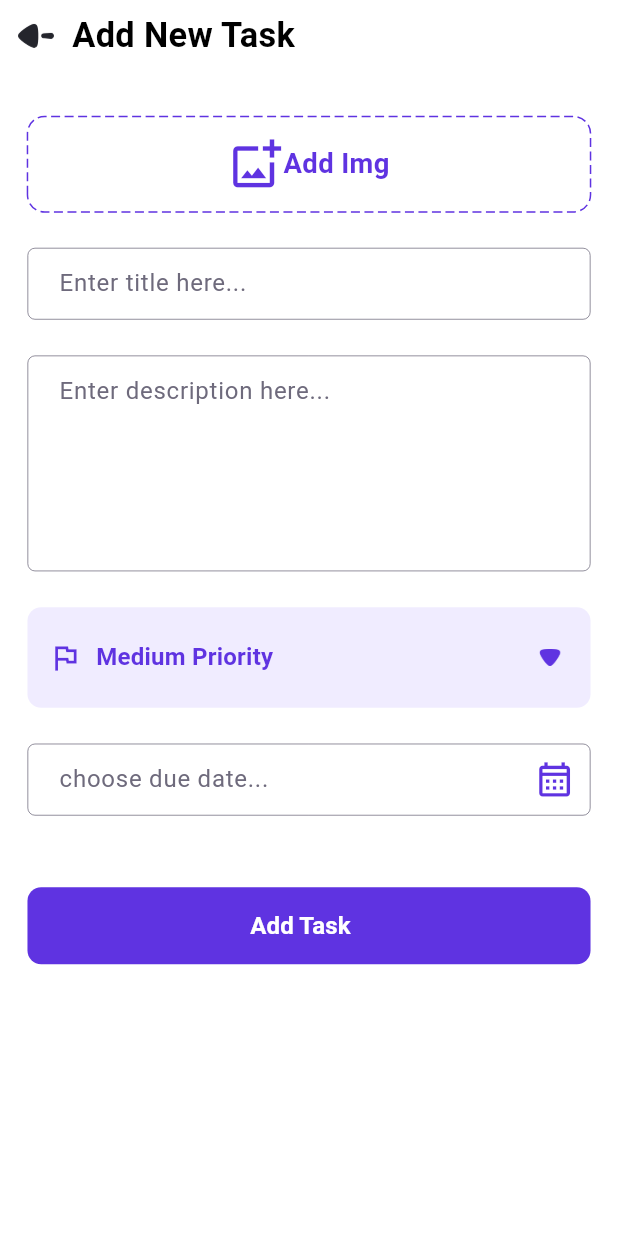
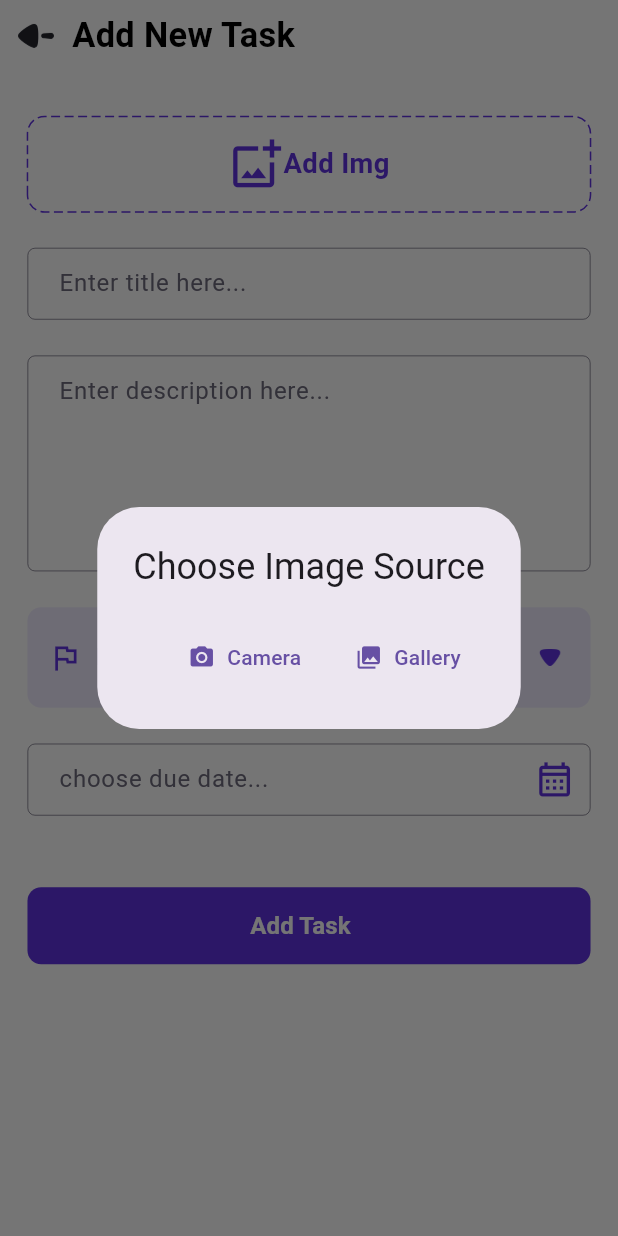
Before and after one commit to ahmedyosry433/Tasky-Flutter, a Flutter app: the TaskCreationScreen screen opened by its route, after a tap on "Add Img", on a phone screen of 412 x 824 dp. Run offline on Flutter 3.47's test engine with Material 3 defaults, Android fonts, the phone set to English and light mode, and no system bars; drawn by our look-alikes of dotted_border; our stand-ins replace dio, flutter_screenutil, image_picker, intl_phone_field, pretty_dio_logger, shared_preferences; accounts and stored records are empty.

Commit message:
image picker and date time formatting

```diff
--- a/analysis_options.yaml
+++ b/analysis_options.yaml
@@ -7,6 +7,9 @@
 
 # The following line activates a set of recommended lints for Flutter apps,
 # packages, and plugins designed to encourage good coding practices.
+analyzer:
+  errors:
+    unused_element: ignore
 include: package:flutter_lints/flutter.yaml
 
 linter:
--- a/lib/Features/Taskes/Ui/add_new_task_screen.dart
+++ b/lib/Features/Taskes/Ui/add_new_task_screen.dart
@@ -1,6 +1,12 @@
+// ignore_for_file: unused_element, unused_field, use_build_context_synchronously
+
+import 'dart:io';
+
 import 'package:dotted_border/dotted_border.dart';
 import 'package:flutter/material.dart';
 import 'package:flutter_screenutil/flutter_screenutil.dart';
+import 'package:image_picker/image_picker.dart';
+import 'package:intl/intl.dart';
 import 'package:tasky/Core/Helper/extensions.dart';
 import 'package:tasky/Core/Helper/spacing.dart';
 import 'package:tasky/Core/Theme/style.dart';
@@ -19,21 +25,69 @@ class TaskCreationScreen extends StatefulWidget {
 
 class _TaskCreationScreenState extends State<TaskCreationScreen> {
   TaskPriority _priority = TaskPriority.medium;
-
+  final ImagePicker _picker = ImagePicker();
+  File? _selectedImage;
   DateTime? _selectedDate;
 
   Future<void> _pickDate(BuildContext context) async {
     final DateTime? pickedDate = await showDatePicker(
       context: context,
       initialDate: _selectedDate ?? DateTime.now(),
-      firstDate: DateTime(2000), // Earliest date that can be selected
-      lastDate: DateTime(2100), // Latest date that can be selected
+      firstDate: DateTime(2023),
+      lastDate: DateTime(2100),
     );
 
     if (pickedDate != null && pickedDate != _selectedDate) {
       setState(() {
         _selectedDate = pickedDate;
       });
+    }
+  }
+
+  Future<void> _pickImage(BuildContext context) async {
+    try {
+      final XFile? pickedFile = await showDialog<XFile>(
+        context: context,
+        builder: (BuildContext context) {
+          return AlertDialog(
+            title: const Text("Choose Image Source"),
+            actions: [
+              TextButton.icon(
+                icon: const Icon(Icons.camera_alt),
+                label: const Text("Camera"),
+                onPressed: () async {
+                  final picked =
+                      await _picker.pickImage(source: ImageSource.camera);
+                  context.pop();
+                  setState(() {
+                    _selectedImage = File(picked!.path);
+                  });
+                },
+              ),
+              TextButton.icon(
+                icon: const Icon(Icons.photo_library),
+                label: const Text("Gallery"),
+                onPressed: () async {
+                  final picked =
+                      await _picker.pickImage(source: ImageSource.gallery);
+                  context.pop();
+                  setState(() {
+                    _selectedImage = File(picked!.path);
+                  });
+                },
+              ),
+            ],
+          );
+        },
+      );
+
+      if (pickedFile != null) {
+        setState(() {
+          _selectedImage = File(pickedFile.path);
+        });
+      }
+    } catch (e) {
+      print("________________From Image Pick __$e");
     }
   }
 
@@ -76,9 +130,30 @@ class _TaskCreationScreenState extends State<TaskCreationScreen> {
     );
   }
 
+  Widget _buildAppbar(BuildContext context) {
+    return AppBar(
+      backgroundColor: Colors.white,
+      elevation: 0,
+      leading: Row(
+        children: [
+          IconButton(
+            onPressed: () {
+              context.pop();
+            },
+            icon: Image.asset('assets/image/arrow_to_left.png'),
+          ),
+          Text('Add New Task', style: TextStyles.font18BlackBold),
+        ],
+      ),
+      leadingWidth: 200.w,
+    );
+  }
+
   Widget _buildImagePicker() {
     return GestureDetector(
-      onTap: () {},
+      onTap: () {
+        _pickImage(context);
+      },
       child: DottedBorder(
           color: ColorsManager.primryColor, // Border color
           strokeWidth: 1, // Border width
@@ -121,7 +196,9 @@ class _TaskCreationScreenState extends State<TaskCreationScreen> {
       ),
       readOnly: true,
       controller: TextEditingController(
-          text: _selectedDate == null ? '' : _selectedDate.toString()),
+          text: _selectedDate == null
+              ? ''
+              : DateFormat('d / M / yyyy').format(_selectedDate!).toString()),
     );
   }
 
@@ -174,23 +251,4 @@ class _TaskCreationScreenState extends State<TaskCreationScreen> {
       ),
     );
   }
-
-  Widget _buildAppbar(BuildContext context) {
-    return AppBar(
-      backgroundColor: Colors.white,
-      elevation: 0,
-      leading: Row(
-        children: [
-          IconButton(
-            onPressed: () {
-              context.pop();
-            },
-            icon: Image.asset('assets/image/arrow_to_left.png'),
-          ),
-          Text('Add New Task', style: TextStyles.font18BlackBold),
-        ],
-      ),
-      leadingWidth: 200.w,
-    );
-  }
 }
```
Also changed, not shown: 3 other files.
